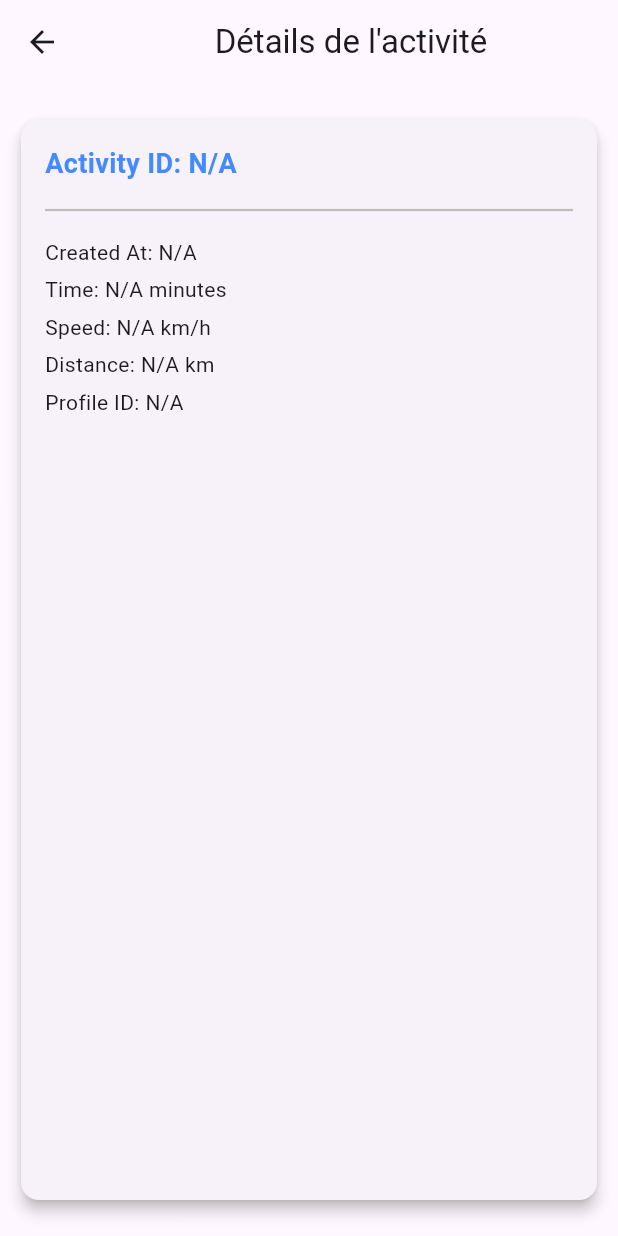
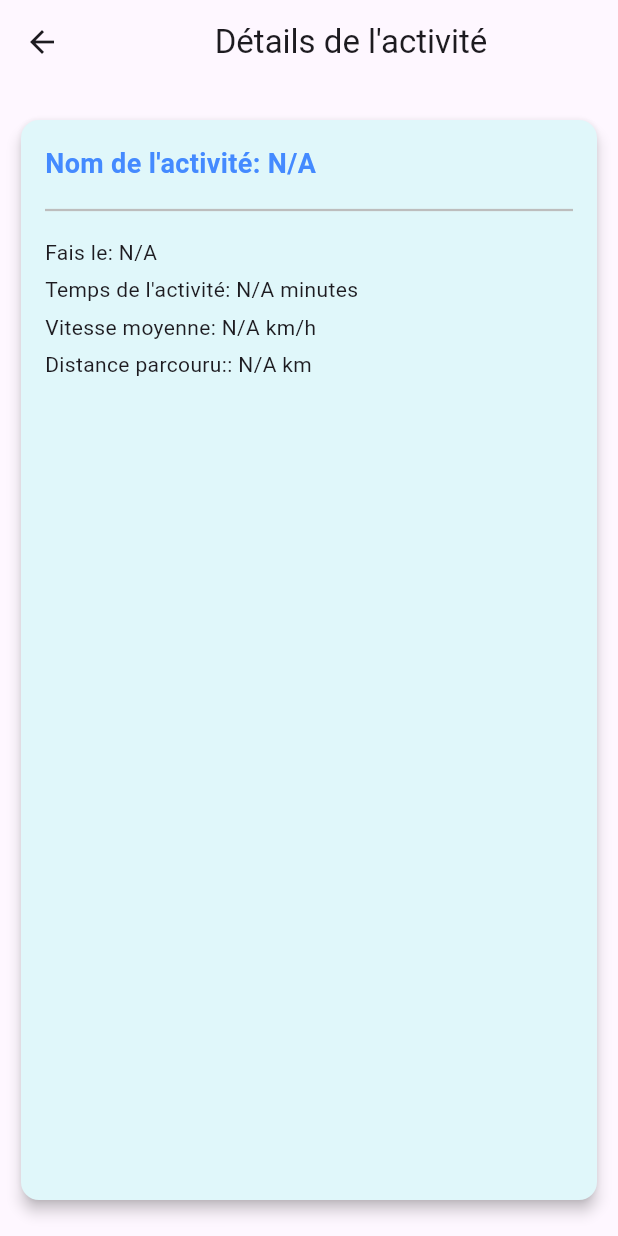
Before and after one commit to JunLeonCha/wolkman, a Flutter app: the ActivityDetails screen opened directly with empty values, on a phone screen of 412 x 824 dp. Run offline on Flutter 3.47's test engine with Material 3 defaults, Android fonts, the phone set to English and light mode, and no system bars; our stand-ins replace flutter_dotenv, flutter_map, flutter_svg, gap, geolocator, get and 2 more; accounts and stored records are empty.

Commit message:
update style and can now navigate to detail on listdetails

```diff
--- a/lib/components/activity-card-detail.dart
+++ b/lib/components/activity-card-detail.dart
@@ -23,13 +23,14 @@ class ActivityCardDetail extends StatelessWidget {
         final activity = snapshot.data; // Data snapshot
 
         if (activity == null) {
-          return Center(child: Text('Aucune activité trouvée.'));
+          return const Center(child: Text('Aucune activité trouvée.'));
         }
 
         return Container(
           margin: const EdgeInsets.symmetric(
               vertical: 20.0, horizontal: 10.0), // Margin for spacing
           child: Card(
+            color: Colors.cyan[50],
             elevation: 4, // Shadow effect
             shape: RoundedRectangleBorder(
               borderRadius: BorderRadius.circular(12.0), // Rounded corners
@@ -40,41 +41,37 @@ class ActivityCardDetail extends StatelessWidget {
                 crossAxisAlignment: CrossAxisAlignment.start,
                 children: [
                   Text(
-                    'Activity ID: ${activity['id'] ?? 'N/A'}',
-                    style: TextStyle(
+                    'Nom de l\'activité: ${activity['name'] ?? 'N/A'}',
+                    style: const TextStyle(
                         fontWeight: FontWeight.bold,
                         fontSize: 18,
                         color: Colors.blueAccent),
                   ),
-                  SizedBox(height: 10),
+                  const Gap(10),
                   Divider(
                       thickness: 1.5,
                       color: Colors.grey[400]), // Separator line
-                  SizedBox(height: 10),
+                  const Gap(10),
                   Text(
-                    'Created At: ${activity['created_at'] ?? 'N/A'}',
+                    'Fais le: ${activity['created_at'] ?? 'N/A'}',
                     style: TextStyle(fontSize: 14),
                   ),
-                  SizedBox(height: 5),
+                  const Gap(5),
                   Text(
-                    'Time: ${activity['time'] ?? 'N/A'} minutes',
+                    'Temps de l\'activité: ${activity['time'] ?? 'N/A'} minutes',
                     style: TextStyle(fontSize: 14),
                   ),
-                  SizedBox(height: 5),
+                  const Gap(5),
                   Text(
-                    'Speed: ${activity['speed'] ?? 'N/A'} km/h',
+                    'Vitesse moyenne: ${activity['speed'] ?? 'N/A'} km/h',
                     style: TextStyle(fontSize: 14),
                   ),
-                  SizedBox(height: 5),
+                  const Gap(5),
                   Text(
-                    'Distance: ${activity['distance'] ?? 'N/A'} km',
+                    'Distance parcouru:: ${activity['distance'] ?? 'N/A'} km',
                     style: TextStyle(fontSize: 14),
                   ),
-                  SizedBox(height: 5),
-                  Text(
-                    'Profile ID: ${activity['profile_id'] ?? 'N/A'}',
-                    style: TextStyle(fontSize: 14),
-                  ),
+                  const Gap(5),
                 ],
               ),
             ),
```
Also changed, not shown: lib/components/cards-activities.dart (+11 -3 lines), lib/views/homepage.dart (+6 -1 lines), assets/map.png (added).
